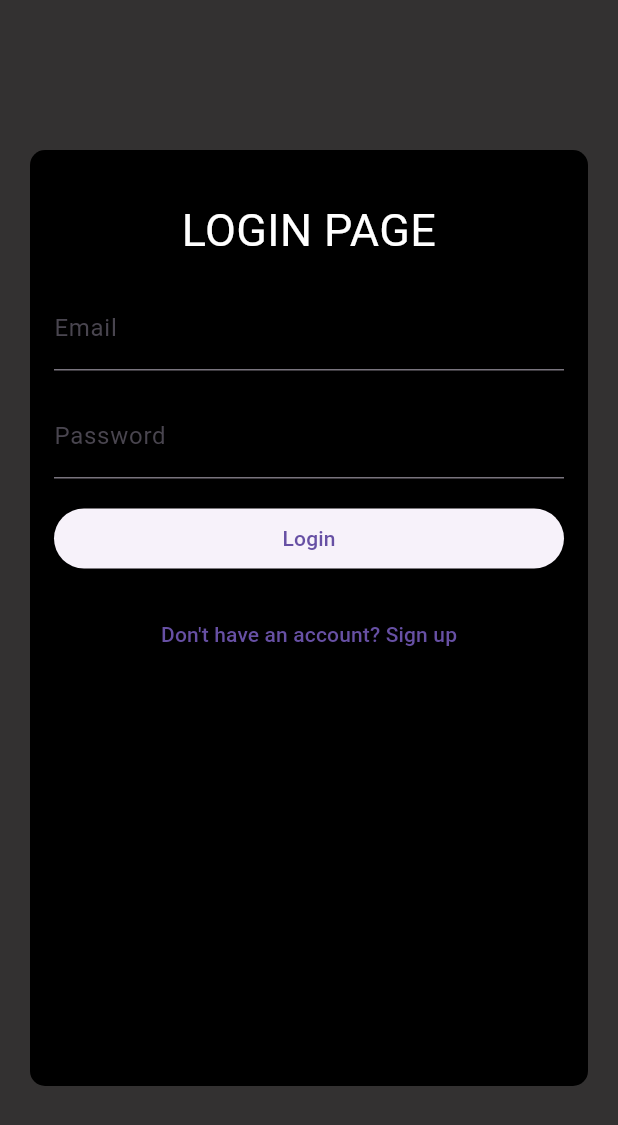
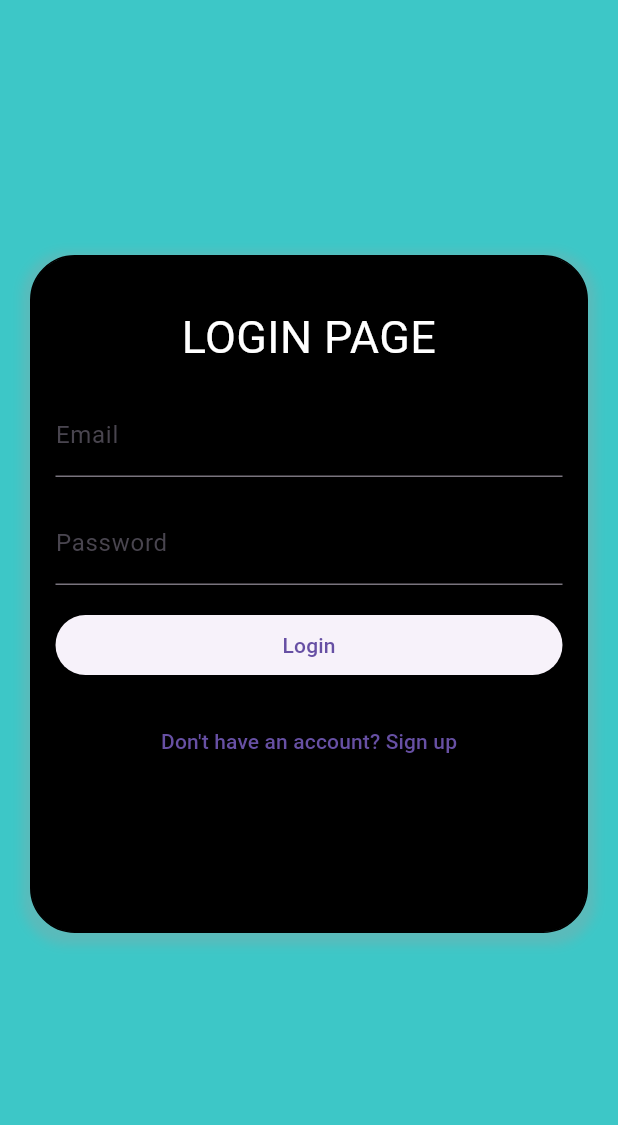
Before and after one commit to mohit-work/aqua, a Flutter app: the screen it shows after launch, on a phone screen of 412 x 824 dp. Shown: the top 1125 px of the screen. Run offline on Flutter 3.47's test engine with Material 3 defaults, Android fonts, the phone set to English and light mode, and no system bars; our stand-ins replace firebase_core, fl_chart; accounts and stored records are empty.

Commit message:
"16:38 abbas"

```diff
--- a/lib/login.dart
+++ b/lib/login.dart
@@ -18,18 +18,28 @@ class _LoginPageState extends State<LoginPage> {
   }
 
 @override
- @override
-@override
 Widget build(BuildContext context) {
   return Scaffold(
-    backgroundColor: Color.fromARGB(248, 45, 43, 43),
+
+    backgroundColor: Color.fromARGB(255, 61, 199, 199),
     body: Padding(
-      padding: const EdgeInsets.only(top: 100, left: 20, right: 20,bottom: 100),
+      padding: const EdgeInsets.only(top:170.0,left:20,right:20,),
       child: Container(
         decoration: BoxDecoration(
+          boxShadow: [
+                    BoxShadow(
+                      color: Colors.grey.withOpacity(0.3),
+                      spreadRadius: 5,
+                      blurRadius: 5,
+                      offset: Offset(0, 3),
+                    ),
+                  ],
           color: Colors.black,
-          borderRadius: BorderRadius.circular(10),
+          borderRadius: BorderRadius.circular(30),
+          border: Border.all(width: 1), // Add border to the container
         ),
+        child: SizedBox(
+          height: 450, // Set a fixed height for the Container
           child: Padding(
             padding: EdgeInsets.all(16.0),
             child: Form(
@@ -45,6 +55,7 @@ Widget build(BuildContext context) {
                   ),
                   SizedBox(height: 16),
                   TextFormField(
+                    style:TextStyle(color: Color.fromARGB(255, 244, 249, 249)),
                     controller: _emailController,
                     keyboardType: TextInputType.emailAddress,
                     decoration: InputDecoration(labelText: 'Email'),
@@ -57,6 +68,7 @@ Widget build(BuildContext context) {
                   ),
                   SizedBox(height: 16.0),
                   TextFormField(
+                    style:TextStyle(color: Color.fromARGB(255, 241, 247, 247)),
                     controller: _passwordController,
                     obscureText: true,
                     decoration: InputDecoration(labelText: 'Password'),
@@ -85,6 +97,7 @@ Widget build(BuildContext context) {
           ),
         ),
       ),
+    ),
   );
 }
 }
```
Lines whose indentation alone changed are shown as unchanged.
